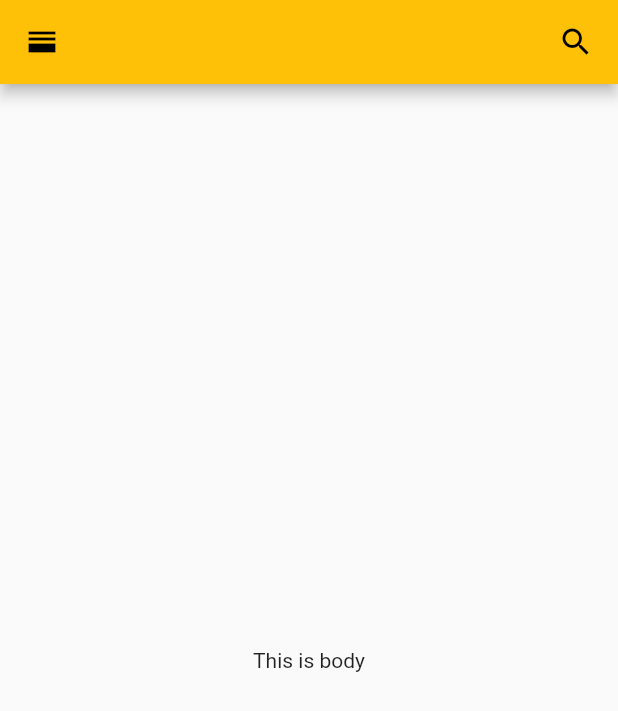
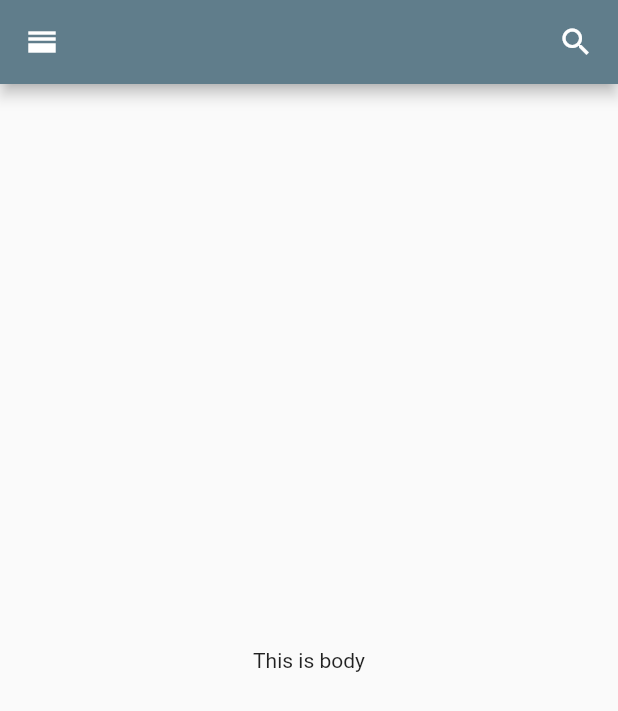
Before and after one commit to Pritam-deb/shopping_app, a Flutter app: the screen it shows after launch, on a phone screen of 412 x 824 dp. Shown: the top 711 px of the screen. Run offline on Flutter 3.47's test engine with Material 2 defaults, Android fonts, the phone set to English and light mode, and no system bars.

Commit message:
created a basic app for working on

```diff
--- a/lib/main.dart
+++ b/lib/main.dart
@@ -13,7 +13,7 @@ class MyApp extends StatelessWidget {
     return MaterialApp(
       title: 'Shopping App',
       debugShowCheckedModeBanner: false,
-      theme: ThemeData(primarySwatch: Colors.amber),
+      theme: ThemeData(primarySwatch: Colors.blueGrey),
       home: HomeScreen(),
     );
   }
--- a/lib/screens/homeScreen.dart
+++ b/lib/screens/homeScreen.dart
@@ -14,10 +14,13 @@ class _HomeScreenState extends State<HomeScreen> {
       appBar: AppBar(
         title: Row(
           mainAxisAlignment: MainAxisAlignment.spaceBetween,
-          children: [Icon(Icons.horizontal_split), Icon(Icons.search)],
+          children: const [
+            Icon(Icons.horizontal_split),
+            Icon(Icons.search),
+          ],
         ),
       ),
-      body: Center(
+      body: const Center(
         child: Text('This is body'),
       ),
     );
```
